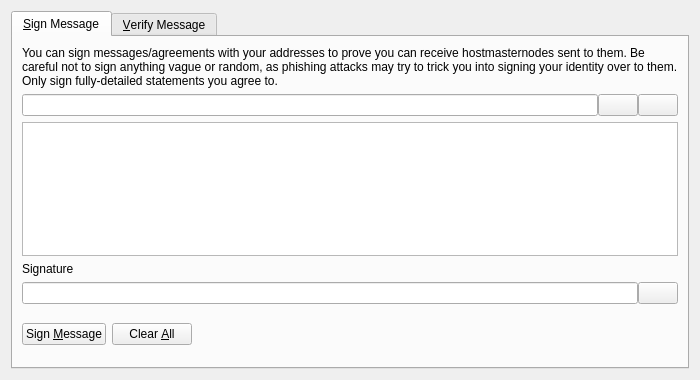
First picture: the form in src/qt/forms/signverifymessagedialog.ui, repository hmn-dev/hostmasternode, before the edit.
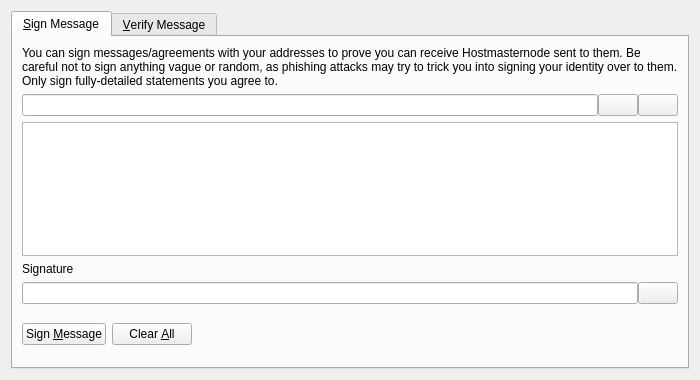
Second picture: the form after the edit. Icons and pictures are not drawn. Custom widgets are drawn as their Qt base class.

```diff
--- a/src/qt/forms/signverifymessagedialog.ui
+++ b/src/qt/forms/signverifymessagedialog.ui
@@ -30,7 +30,7 @@
        <item>
         <widget class="QLabel" name="infoLabel_SM">
          <property name="text">
-          <string>You can sign messages/agreements with your addresses to prove you can receive hostmasternodes sent to them. Be careful not to sign anything vague or random, as phishing attacks may try to trick you into signing your identity over to them. Only sign fully-detailed statements you agree to.</string>
+          <string>You can sign messages/agreements with your addresses to prove you can receive Hostmasternode sent to them. Be careful not to sign anything vague or random, as phishing attacks may try to trick you into signing your identity over to them. Only sign fully-detailed statements you agree to.</string>
          </property>
          <property name="textFormat">
           <enum>Qt::PlainText</enum>
```
Left out of the diff: 34 changed lines with no effect on the pictures.
